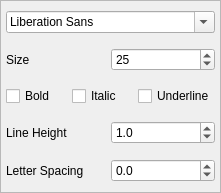
Old version of the form src/widgets/font-panel.ui in the repository flux3dp/swiftray.
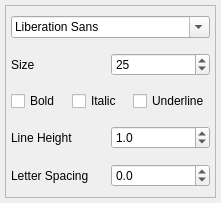
New version of the form. Custom widgets are drawn as their Qt base class.

```diff
--- a/src/widgets/font-panel.ui
+++ b/src/widgets/font-panel.ui
@@ -1,15 +1,27 @@
 <?xml version="1.0" encoding="UTF-8"?>
 <ui version="4.0">
  <class>FontPanel</class>
- <widget class="QWidget" name="FontPanel">
+ <widget class="QFrame" name="FontPanel">
   <property name="geometry">
    <rect>
     <x>0</x>
     <y>0</y>
     <width>221</width>
-    <height>193</height>
+    <height>203</height>
    </rect>
   </property>
+  <property name="sizePolicy">
+   <sizepolicy hsizetype="Preferred" vsizetype="Minimum">
+    <horstretch>0</horstretch>
+    <verstretch>0</verstretch>
+   </sizepolicy>
+  </property>
+  <property name="maximumSize">
+   <size>
+    <width>16777215</width>
+    <height>250</height>
+   </size>
+  </property>
   <property name="windowTitle">
    <string>Form</string>
   </property>
@@ -18,16 +30,16 @@
     <number>0</number>
    </property>
    <property name="leftMargin">
-    <number>0</number>
+    <number>5</number>
    </property>
    <property name="topMargin">
-    <number>0</number>
+    <number>5</number>
    </property>
    <property name="rightMargin">
-    <number>0</number>
+    <number>5</number>
    </property>
    <property name="bottomMargin">
-    <number>0</number>
+    <number>5</number>
    </property>
    <item>
     <widget class="QFrame" name="frame">
```
